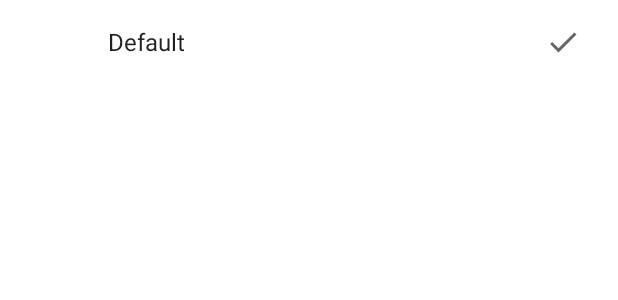
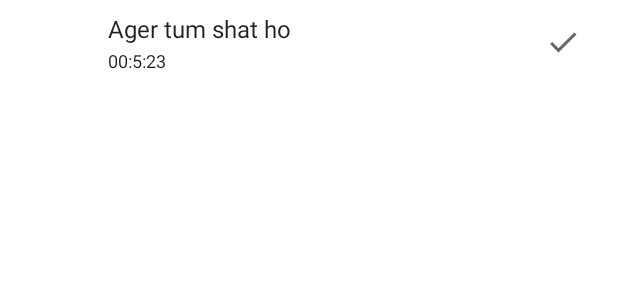
Before and after one commit to DeweyReed/UltimateRingtonePicker, an Android app: the layout urp_ringtone.xml on its own in the app's theme, with its tools: preview values and no code run, on a phone screen of 412 x 824 dp. Shown: the top 300 px of the screen. Run offline under Robolectric (Android 15) with nearby library versions, the phone set to English and light mode, and no system bars.

Commit message:
added duration to each media files with design

```diff
--- a/library/src/main/java/xyz/aprildown/ultimateringtonepicker/ui/VisibleRingtone.kt
+++ b/library/src/main/java/xyz/aprildown/ultimateringtonepicker/ui/VisibleRingtone.kt
@@ -34,9 +34,9 @@ internal class VisibleRingtone(
     override fun bindView(binding: UrpRingtoneBinding, payloads: List<Any>) {
         super.bindView(binding, payloads)
         binding.run {
-                    val text =  ringtone.title + "  Total Duration: " +
-                            ringtone.duration
+                    val text =  ringtone.title
                     urpTextRingtoneName.text = text
+            urpTextRingtoneDuration.text = ringtone.duration
             urpImageSelected.isVisible = isSelected
             urpImageRingtone.setImageResource(
                 when {
--- a/library/src/main/res/layout/urp_ringtone.xml
+++ b/library/src/main/res/layout/urp_ringtone.xml
@@ -58,16 +58,41 @@
                     android:scaleType="center"
                     app:tint="?colorControlNormal" />
 
-                <TextView
-                    android:id="@+id/urpTextRingtoneName"
+                <LinearLayout
                     android:layout_width="0dp"
-                    android:layout_height="wrap_content"
                     android:layout_weight="1"
-                    android:paddingStart="16dp"
-                    android:paddingEnd="16dp"
-                    android:textColor="?android:textColorPrimary"
-                    android:textSize="16sp"
-                    tools:text="@string/urp_default_ringtone_title" />
+                    android:orientation="vertical"
+                    android:layout_height="wrap_content">
+
+                    <TextView
+                        android:layout_height="wrap_content"
+                        android:layout_width="wrap_content"
+                        android:id="@+id/urpTextRingtoneName"
+                        android:paddingStart="16dp"
+                        android:paddingEnd="16dp"
+                        android:textColor="?android:textColorPrimary"
+                        android:textSize="16sp"
+                        android:maxLines="2"
+                        android:ellipsize="marquee"
+                        tools:text="Ager tum shat ho" />
+
+                    <TextView
+                        android:layout_height="wrap_content"
+                        android:layout_width="wrap_content"
+                        android:id="@+id/urpTextRingtoneDuration"
+                        android:paddingStart="16dp"
+                        android:paddingEnd="16dp"
+                        android:layout_marginTop="2dp"
+                        android:textStyle="normal"
+                        android:textColor="?android:textColorPrimary"
+                        android:textSize="12sp"
+                        android:maxLines="2"
+                        android:ellipsize="marquee"
+                        tools:text="00:5:23" />
+
+
+                </LinearLayout>
+
 
             </LinearLayout>
 
```
